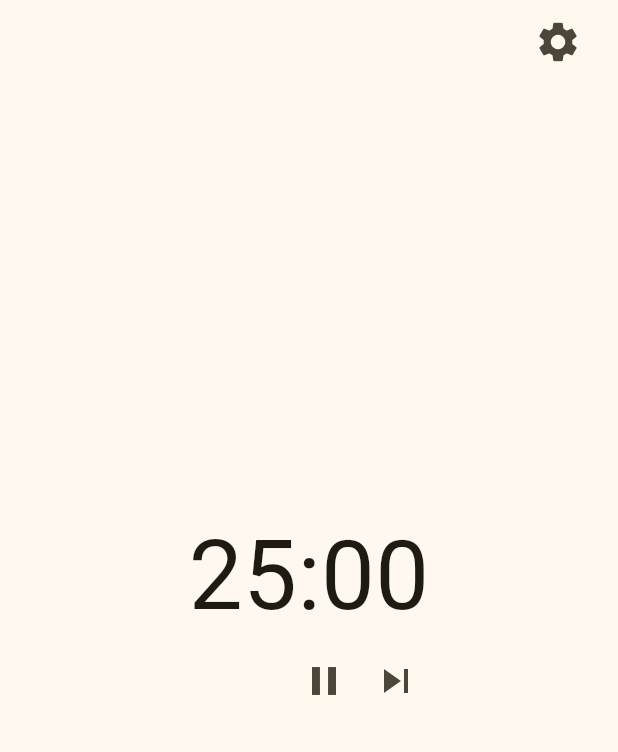
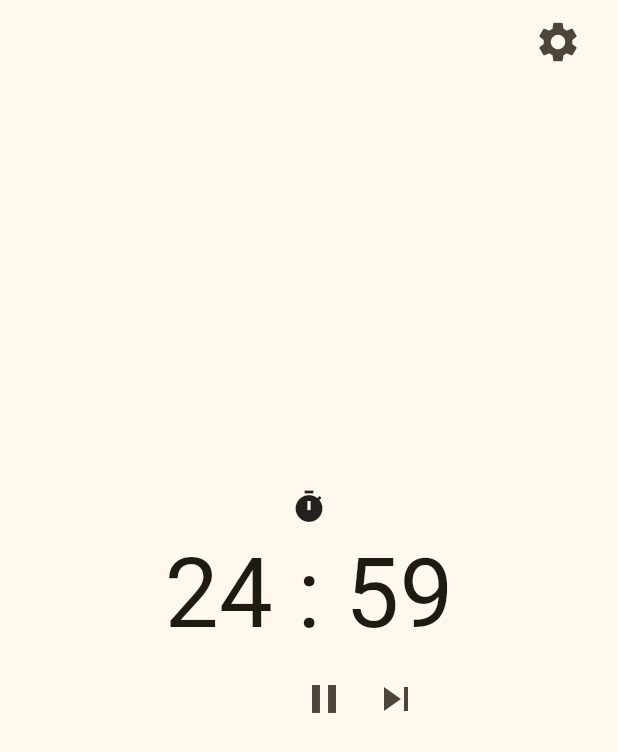
Before and after one commit to SamyrOR/pomo_tempus, a Flutter app: the screen it shows after launch, after a tap on the "play arrow" icon, on a phone screen of 412 x 824 dp. Shown: the top 752 px of the screen. Run offline on Flutter 3.47's test engine with Material 3 defaults, Android fonts, the light colour scheme and no system bars; our stand-ins replace flutter_colorpicker, go_router.

Commit message:
feat: added timer logic and changes between timers

```diff
--- a/lib/ui/home/view_models/home_view_model.dart
+++ b/lib/ui/home/view_models/home_view_model.dart
@@ -1,18 +1,70 @@
+import 'dart:async';
+
 import 'package:flutter/foundation.dart';
 
 class HomeViewModel with ChangeNotifier, DiagnosticableTreeMixin {
   HomeViewModel();
 
-  final focusTimer = Duration(minutes: 25);
-  final shortBreakTimer = Duration(minutes: 5);
-  final longBreakTimer = Duration(minutes: 15);
+  Duration focusTimer = Duration(minutes: 25);
+  Duration shortBreakTimer = Duration(minutes: 5);
+  Duration longBreakTimer = Duration(minutes: 15);
+  Duration minuteInSeconds = Duration(seconds: 0);
+  late Duration actualTimer = focusTimer;
+  String actualTimerString = 'focus';
+  int cyclesCounter = 0;
 
-  final minuteInSeconds = Duration(seconds: 0);
   bool isPlaying = false;
+
+  String formattedTimer = '';
 
   void play() {
     isPlaying = !isPlaying;
-    print(isPlaying);
+    // print(isPlaying);
+    decrementTimer();
     notifyListeners();
   }
+
+  void decrementTimer() async {
+    //Code partially generated with help of Gemini IA of Google
+    Timer.periodic(Duration(seconds: 1), (timer) {
+      if (isPlaying) {
+        if (actualTimer.inSeconds == 0 && minuteInSeconds.inSeconds == 0) {
+          timer.cancel();
+          if (cyclesCounter > 0 && cyclesCounter % 4 == 0) {
+            actualTimer = longBreakTimer;
+            actualTimerString = 'longBreak';
+            isPlaying = false;
+          } else if (actualTimerString == 'focus') {
+            actualTimer = shortBreakTimer;
+            actualTimerString = 'shortBreak';
+            isPlaying = false;
+          } else if (actualTimerString == 'shortBreak') {
+            actualTimer = focusTimer;
+            actualTimerString = 'focus';
+            isPlaying = false;
+            cyclesCounter++;
+          }
+          notifyListeners();
+        }
+
+        if (minuteInSeconds.inSeconds == 0) {
+          actualTimer -= Duration(minutes: 1);
+          minuteInSeconds = Duration(seconds: 59);
+          // formatTimer(focusTimer);
+          notifyListeners();
+        } else {
+          minuteInSeconds -= Duration(seconds: 1);
+          // formatTimer(focusTimer);
+          notifyListeners();
+        }
+      } else {
+        timer.cancel();
+      }
+    });
+  }
+
+  // formatTimer(Duration actualTime) {
+  // formattedTimer =
+  // '${actualTime.inMinutes} : ${minuteInSeconds.inSeconds < 10 ? '0' : ''}${minuteInSeconds.inSeconds}';
+  // }
 }
--- a/lib/ui/home/widgets/home_page.dart
+++ b/lib/ui/home/widgets/home_page.dart
@@ -36,10 +36,16 @@ class _HomePageState extends State<HomePage> {
           return Column(
             mainAxisAlignment: MainAxisAlignment.center,
             children: [
-              // widget.viewModel.isPlaying
-              // ? Icon(Icons.timer)
-              // : Icon(Icons.free_breakfast),
-              Text("25:00", style: TextStyle(fontSize: 64)),
+              widget.viewModel.actualTimerString == 'focus'
+                  ? Icon(Icons.timer)
+                  : widget.viewModel.actualTimerString == 'shortBreak'
+                  ? Icon(Icons.free_breakfast)
+                  : Icon(Icons.weekend),
+              Text(
+                // widget.viewModel.formattedTimer,
+                '${widget.viewModel.actualTimer.inMinutes < 10 ? '0' : ''}${widget.viewModel.actualTimer.inMinutes} : ${widget.viewModel.minuteInSeconds.inSeconds < 10 ? '0' : ''}${widget.viewModel.minuteInSeconds.inSeconds}',
+                style: TextStyle(fontSize: 64),
+              ),
               Row(
                 mainAxisAlignment: MainAxisAlignment.center,
                 children: [
```
